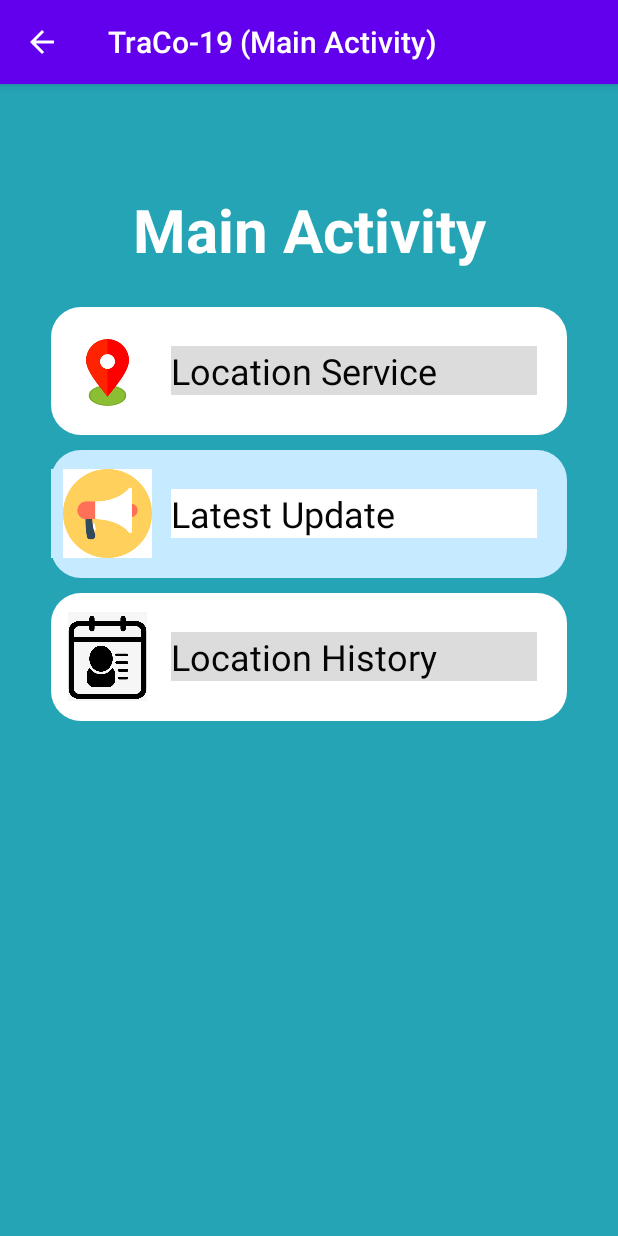
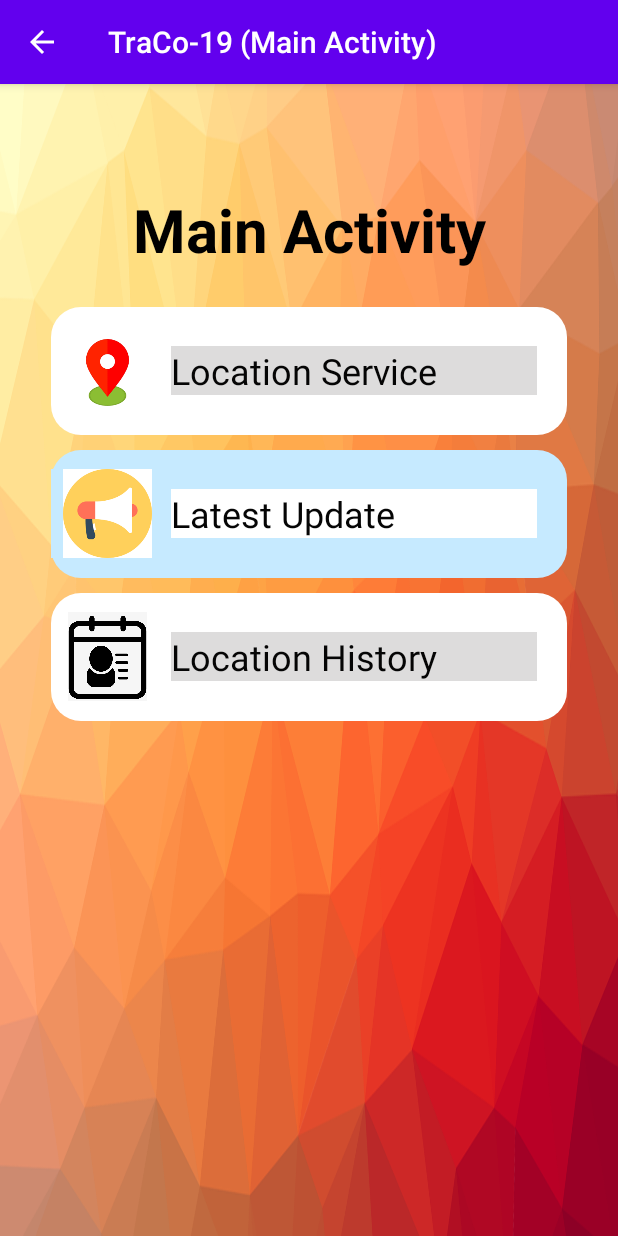
Before and after one commit to Yiying1125/TraCo-19, an Android app: the MainActivity screen opened directly, with no data from a screen before it, on a phone screen of 412 x 824 dp. Run offline under Robolectric (Android 15) with nearby library versions, the phone set to English and light mode, and no system bars; our stand-ins replace Volley.

Commit message:
change background of ain activity

```diff
--- a/app/src/main/java/mmu/edu/my/traco_19/MainActivity_old.java
+++ b/app/src/main/java/mmu/edu/my/traco_19/MainActivity_old.java
@@ -1,6 +1,6 @@
 package mmu.edu.my.traco_19;
 
-
+//old version of main activity not use but haven't deteled
 import android.content.Intent;
 import android.os.Bundle;
 import android.os.Handler;
--- a/app/src/main/res/layout-land/login.xml
+++ b/app/src/main/res/layout-land/login.xml
@@ -6,7 +6,7 @@
     android:layout_height="match_parent"
     android:background="@drawable/background">
 
-
+    //not use in our app due to the app is include location service don't support landscape style
     <LinearLayout
         android:layout_width="553dp"
         android:layout_height="361dp"
--- a/app/src/main/res/layout-land/register.xml
+++ b/app/src/main/res/layout-land/register.xml
@@ -5,7 +5,7 @@
     android:layout_width="match_parent"
     android:layout_height="match_parent"
     android:background="@drawable/register_kground">
-
+    //not use in our app due to the app is include location service don't support landscape style
     <LinearLayout
         android:layout_width="502dp"
         android:layout_height="397dp"
--- a/app/src/main/res/layout/main_activity.xml
+++ b/app/src/main/res/layout/main_activity.xml
@@ -3,7 +3,7 @@
     xmlns:app="http://schemas.android.com/apk/res-auto"
     android:layout_width="match_parent"
     android:layout_height="match_parent"
-    android:background="@color/protect_bg">
+    android:background="@drawable/background_main_activity">
 
     <LinearLayout
         android:layout_width="344dp"
@@ -20,7 +20,7 @@
             android:layout_height="103dp"
             android:gravity="center"
             android:text="Main Activity"
-            android:textColor="#FFFFFF"
+            android:textColor="@color/black"
             android:textSize="40sp"
             android:textStyle="bold" />
 
```
Also changed, not shown: app/src/main/res/drawable/background_main_activity.webp (added).
